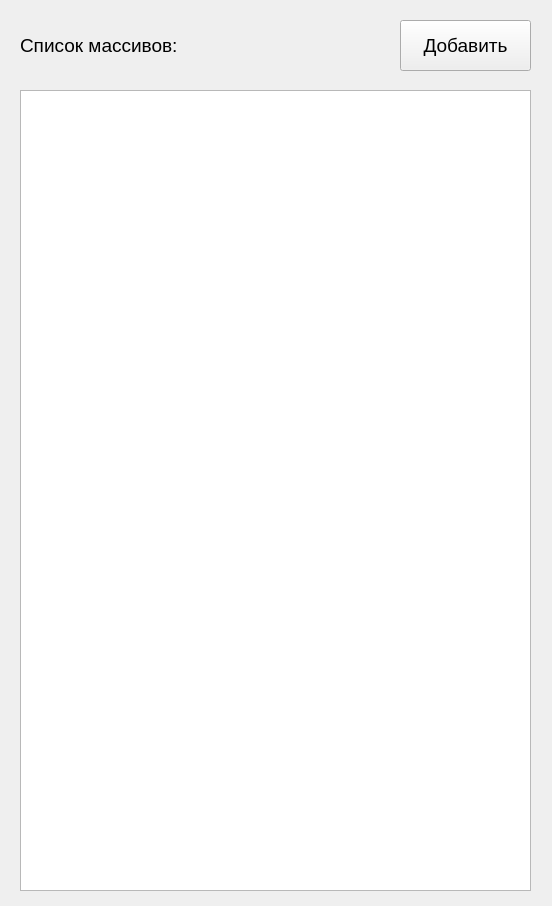
Old version of the form src/Application/MainWindow.ui in the repository KorablikDimak/RPS.
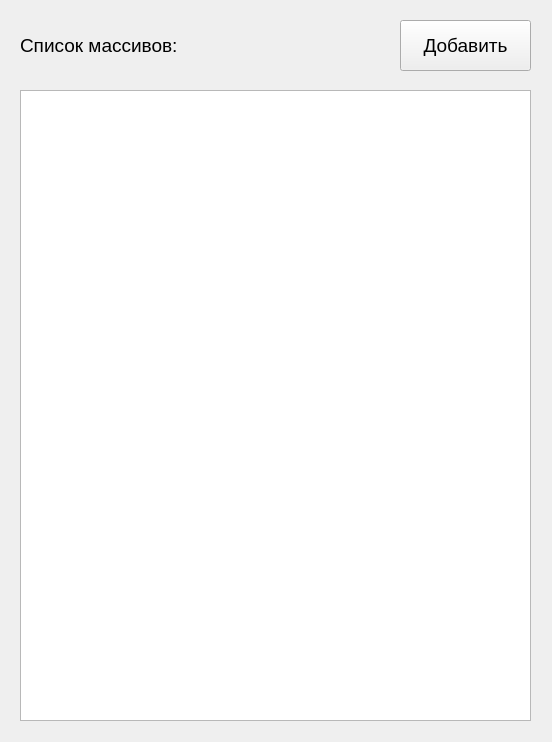
New version of the form.

Commit message: почти закончил, осталось только запросы на сервер

Diff of the .ui file:
```diff
--- a/src/Application/MainWindow.ui
+++ b/src/Application/MainWindow.ui
@@ -7,7 +7,7 @@
     <x>0</x>
     <y>0</y>
     <width>552</width>
-    <height>906</height>
+    <height>742</height>
    </rect>
   </property>
   <property name="windowTitle">
@@ -19,7 +19,7 @@
      <x>20</x>
      <y>90</y>
      <width>511</width>
-     <height>801</height>
+     <height>631</height>
     </rect>
    </property>
   </widget>
```
